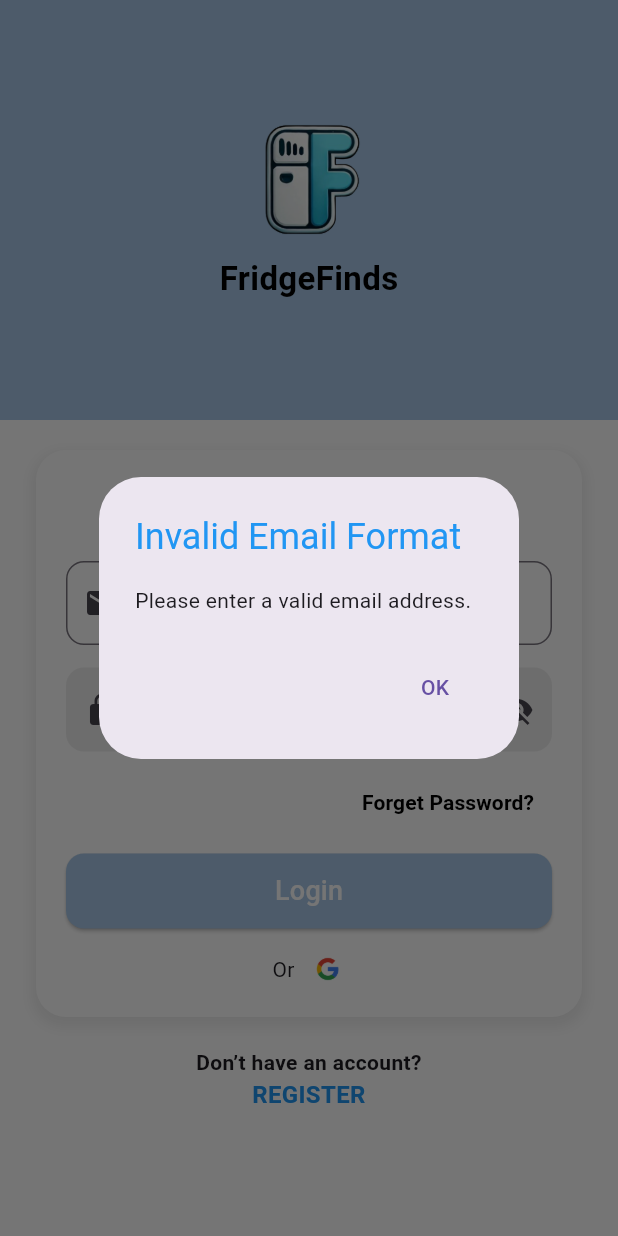
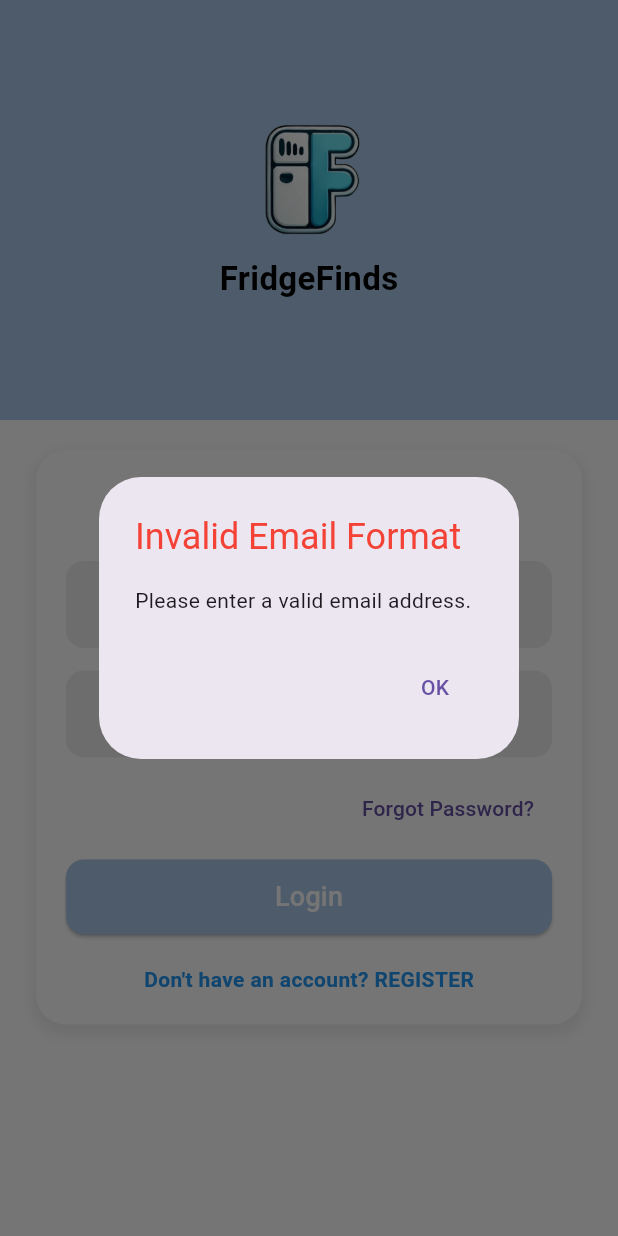
Before and after one commit to MaxineHer/FridgeFinds, a Flutter app: the Login screen opened directly, after a tap on "Login", on a phone screen of 412 x 824 dp. Run offline on Flutter 3.47's test engine with Material 3 defaults, Android fonts, the light colour scheme and no system bars; our stand-ins replace cloud_firestore, firebase_auth, firebase_core; accounts and stored records are empty.

Commit message:
LOG and Reg update

```diff
--- a/lib/login.dart
+++ b/lib/login.dart
@@ -14,7 +14,7 @@ class _LoginState extends State<Login> {
   final FirebaseAuth _auth = FirebaseAuth.instance;
   final TextEditingController _emailController = TextEditingController();
   final TextEditingController _passwordController = TextEditingController();
-  bool _isPasswordVisible = false; // Track password visibility
+  bool _isPasswordVisible = false;
 
   Future<void> _validateLogin() async {
     String email = _emailController.text.trim();
@@ -31,16 +31,13 @@ class _LoginState extends State<Login> {
     }
 
     try {
-      // Firebase Authentication: Sign in user
       await _auth.signInWithEmailAndPassword(email: email, password: password);
 
-      // Navigate to Signup Success Page ////////// HAS TO CHANGE TO GO TO HOMESCREEN
       if (mounted) {
         Navigator.pushReplacement(
           context,
           MaterialPageRoute(builder: (context) => SignupSuccess(name: "User")),
         );
-
       }
     } on FirebaseAuthException catch (e) {
       if (e.code == 'user-not-found') {
@@ -55,6 +52,51 @@ class _LoginState extends State<Login> {
     }
   }
 
+  // ✅ Forgot Password Function
+  Future<void> _forgotPassword() async {
+    TextEditingController resetEmailController = TextEditingController();
+
+    showDialog(
+      context: context,
+      builder: (context) {
+        return AlertDialog(
+          title: const Text("Reset Password", style: TextStyle(color: Colors.blue)),
+          content: TextField(
+            controller: resetEmailController,
+            decoration: const InputDecoration(
+              hintText: "Enter your email",
+            ),
+            keyboardType: TextInputType.emailAddress,
+          ),
+          actions: [
+            TextButton(
+              onPressed: () => Navigator.pop(context),
+              child: const Text("Cancel"),
+            ),
+            TextButton(
+              onPressed: () async {
+                String resetEmail = resetEmailController.text.trim();
+                if (resetEmail.isEmpty || !_isValidEmail(resetEmail)) {
+                  _showErrorDialog("Invalid Email", "Please enter a valid email address.");
+                  return;
+                }
+
+                try {
+                  await _auth.sendPasswordResetEmail(email: resetEmail);
+                  Navigator.pop(context);
+                  _showSuccessDialog("Recovery Email Sent", "Check your inbox for password reset instructions.");
+                } on FirebaseAuthException catch (e) {
+                  _showErrorDialog("Reset Error", e.message ?? "Something went wrong.");
+                }
+              },
+              child: const Text("Send"),
+            ),
+          ],
+        );
+      },
+    );
+  }
+
   bool _isValidEmail(String email) {
     return email.contains('@') && email.contains('.');
   }
@@ -64,7 +106,25 @@ class _LoginState extends State<Login> {
       context: context,
       builder: (context) {
         return AlertDialog(
-          title: Text(title, style: const TextStyle(color: Colors.blue)),
+          title: Text(title, style: const TextStyle(color: Colors.red)),
+          content: Text(message),
+          actions: [
+            TextButton(
+              onPressed: () => Navigator.pop(context),
+              child: const Text("OK"),
+            ),
+          ],
+        );
+      },
+    );
+  }
+
+  void _showSuccessDialog(String title, String message) {
+    showDialog(
+      context: context,
+      builder: (context) {
+        return AlertDialog(
+          title: Text(title, style: const TextStyle(color: Colors.green)),
           content: Text(message),
           actions: [
             TextButton(
@@ -85,13 +145,12 @@ class _LoginState extends State<Login> {
         keyboardDismissBehavior: ScrollViewKeyboardDismissBehavior.onDrag,
         child: Column(
           children: [
-            // **Custom Curved Background**
             Stack(
               children: [
                 ClipPath(
                   child: Container(
                     height: 280,
-                    color: const Color(0xFFA7C7E7), // Light Blue Background
+                    color: const Color(0xFFA7C7E7),
                   ),
                 ),
                 Positioned(
@@ -110,11 +169,7 @@ class _LoginState extends State<Login> {
                       const SizedBox(height: 10),
                       const Text(
                         'FridgeFinds',
-                        style: TextStyle(
-                          fontSize: 22,
-                          fontWeight: FontWeight.bold,
-                          color: Colors.black,
-                        ),
+                        style: TextStyle(fontSize: 22, fontWeight: FontWeight.bold, color: Colors.black),
                       ),
                     ],
                   ),
@@ -124,7 +179,6 @@ class _LoginState extends State<Login> {
 
             const SizedBox(height: 20),
 
-            // **Login Form Container**
             Padding(
               padding: const EdgeInsets.symmetric(horizontal: 24.0),
               child: Container(
@@ -133,85 +187,61 @@ class _LoginState extends State<Login> {
                   color: Colors.white,
                   borderRadius: BorderRadius.circular(20),
                   boxShadow: [
-                    BoxShadow(
-                      color: Colors.grey.withOpacity(0.2),
-                      blurRadius: 8,
-                      spreadRadius: 2,
-                      offset: const Offset(0, 4),
-                    ),
+                    BoxShadow(color: Colors.grey.withOpacity(0.2), blurRadius: 8, spreadRadius: 2, offset: const Offset(0, 4)),
                   ],
                 ),
                 child: Column(
                   crossAxisAlignment: CrossAxisAlignment.center,
                   children: [
-                    const Text(
-                      'Login',
-                      style: TextStyle(
-                        fontSize: 24,
-                        fontWeight: FontWeight.bold,
-                      ),
-                    ),
+                    const Text('Login', style: TextStyle(fontSize: 24, fontWeight: FontWeight.bold)),
                     const SizedBox(height: 20),
 
-                    // **Email Field**
-                    TextField(
+                    // ✅ Email Field with Matching Style
+                    Container(
+                      padding: const EdgeInsets.symmetric(horizontal: 15, vertical: 5),
+                      decoration: BoxDecoration(
+                        color: Colors.grey[200],
+                        borderRadius: BorderRadius.circular(12),
+                      ),
+                      child: TextField(
                         controller: _emailController,
-                      decoration: InputDecoration(
-                        prefixIcon: const Icon(Icons.email),
+                        decoration: const InputDecoration(
+                          prefixIcon: Icon(Icons.email, color: Colors.black54),
                           hintText: 'example@gmail.com',
-                        border: OutlineInputBorder(
-                          borderRadius: BorderRadius.circular(12),
+                          border: InputBorder.none,
                         ),
                       ),
                     ),
                     const SizedBox(height: 15),
 
-                    // **Password Field with Visibility Toggle**
-                    TextField(
+                    // ✅ Password Field with Matching Style
+                    Container(
+                      padding: const EdgeInsets.symmetric(horizontal: 15, vertical: 5),
+                      decoration: BoxDecoration(
+                        color: Colors.grey[200],
+                        borderRadius: BorderRadius.circular(12),
+                      ),
+                      child: TextField(
                         controller: _passwordController,
-                      obscureText: !_isPasswordVisible, // Toggle visibility
+                        obscureText: !_isPasswordVisible,
                         decoration: InputDecoration(
-                        prefixIcon: const Icon(Icons.lock),
+                          prefixIcon: const Icon(Icons.lock, color: Colors.black54),
                           suffixIcon: IconButton(
-                          icon: Icon(
-                            _isPasswordVisible ? Icons.visibility : Icons.visibility_off,
-                          ),
-                          onPressed: () {
-                            setState(() {
-                              _isPasswordVisible = !_isPasswordVisible;
-                            });
-                          },
+                            icon: Icon(_isPasswordVisible ? Icons.visibility : Icons.visibility_off, color: Colors.black54),
+                            onPressed: () => setState(() => _isPasswordVisible = !_isPasswordVisible),
                           ),
                           hintText: 'Password',
-                        filled: true,
-                        fillColor: Colors.grey[200],
-                        border: OutlineInputBorder(
-                          borderRadius: BorderRadius.circular(12),
-                          borderSide: BorderSide.none,
+                          border: InputBorder.none,
                         ),
                       ),
                     ),
 
                     const SizedBox(height: 10),
-
-                    // **Forgot Password**
-                    Align(
-                      alignment: Alignment.centerRight,
-                      child: TextButton(
-                        onPressed: () {},
-                        child: const Text(
-                          'Forget Password?',
-                          style: TextStyle(
-                            color: Colors.black,
-                            fontWeight: FontWeight.w600,
-                          ),
-                        ),
-                      ),
-                    ),
+                    Align(alignment: Alignment.centerRight, child: TextButton(onPressed: _forgotPassword, child: const Text("Forgot Password?"))),
 
                     const SizedBox(height: 10),
 
-                    // **Login Button**
+                    // **Login Button (Styled)**
                     SizedBox(
                       width: double.infinity,
                       height: 50,
@@ -223,67 +253,19 @@ class _LoginState extends State<Login> {
                             borderRadius: BorderRadius.circular(12),
                           ),
                         ),
-                        child: const Text(
-                          'Login',
-                          style: TextStyle(color: Colors.white, fontSize: 18),
-                        ),
+                        child: const Text("Login", style: TextStyle(color: Colors.white, fontSize: 18)),
                       ),
                     ),
 
-                    const SizedBox(height: 15),
-
-                    // **OR Divider**
-                    Row(
-                      mainAxisAlignment: MainAxisAlignment.center,
-                      children: [
-                        const Text('Or'),
-                        const SizedBox(width: 10),
-                        Image.asset(
-                          'assets/google_icon.webp',
-                          width: 24,
-                          height: 24,
-                          errorBuilder: (context, error, stackTrace) {
-                            return const Text("Google icon not found", style: TextStyle(color: Colors.red));
-                          },
-                        ),
-                      ],
+                    const SizedBox(height: 20),
+                    GestureDetector(
+                      onTap: () => Navigator.push(context, MaterialPageRoute(builder: (context) => const Register())),
+                      child: const Text("Don't have an account? REGISTER", style: TextStyle(color: Colors.blue, fontWeight: FontWeight.bold)),
                     ),
                   ],
                 ),
               ),
             ),
-
-            const SizedBox(height: 20),
-
-            // **REGISTER Link**
-            Column(
-              children: [
-                const Text(
-                  "Don’t have an account?",
-                  style: TextStyle(fontSize: 14, fontWeight: FontWeight.bold),
-                  textAlign: TextAlign.center,
-                ),
-                GestureDetector(
-                  onTap: () {
-                    Navigator.push(
-                      context,
-                      MaterialPageRoute(builder: (context) => const Register()),
-                    );
-                  },
-                  child: const Text(
-                    "REGISTER",
-                    style: TextStyle(
-                      color: Colors.blue,
-                      fontWeight: FontWeight.bold,
-                      fontSize: 16,
-                    ),
-                    textAlign: TextAlign.center,
-                  ),
-                ),
-              ],
-            ),
-
-            const SizedBox(height: 40),
           ],
         ),
       ),
--- a/lib/register.dart
+++ b/lib/register.dart
@@ -34,8 +34,8 @@ class _RegisterPageState extends State<Register> {
       return;
     }
 
-    if (password.length < 6) {
-      _showErrorDialog("Weak Password", "Password must be at least 6 characters long.");
+    if (password.length < 8) {
+      _showErrorDialog("Weak Password", "Password must be at least 8 characters long.");
       return;
     }
 
```
Also changed, not shown: lib/firebase_options.dart. Lines whose indentation alone changed are shown as unchanged.
